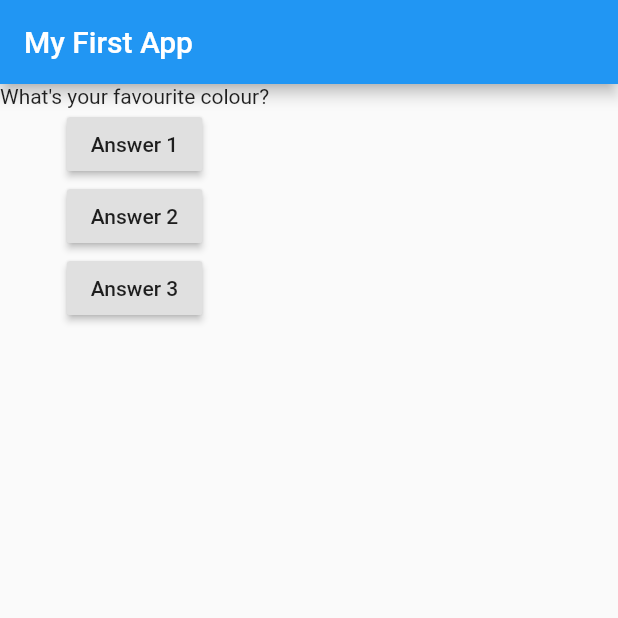
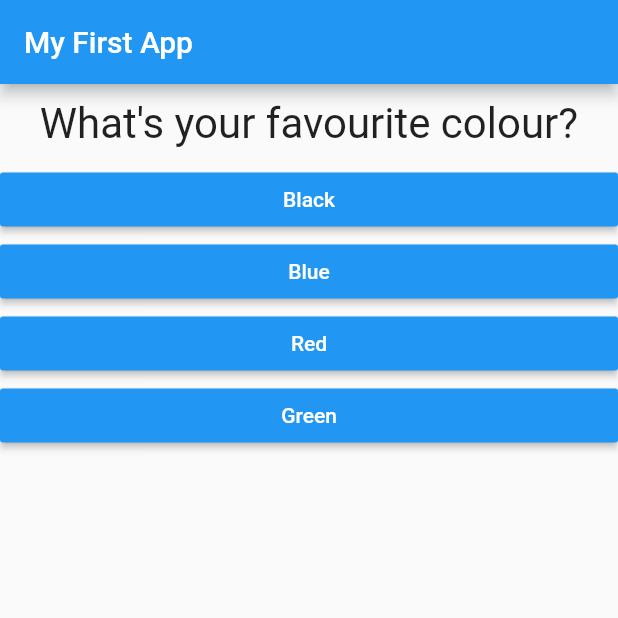
Before and after one commit to its-charan-here/Flutter-Apps, a Flutter app: the screen it shows after launch, on a phone screen of 412 x 824 dp, the top half of it. Run offline on Flutter 3.47's test engine with Material 2 defaults, Android fonts, the phone set to English and light mode, and no system bars.

Commit message:
dynamic question and answers with widgets

```diff
--- /dev/null
+++ b/practice apps/try01/lib/answer.dart
@@ -0,0 +1,19 @@
+import 'package:flutter/material.dart';
+
+class Answer extends StatelessWidget {
+  final Function selectHandler;
+  final String answerText;
+  Answer(this.selectHandler,this.answerText);
+  @override
+  Widget build(BuildContext context) {
+    return Container(
+      width: double.infinity,
+      child: RaisedButton(
+        color: Colors.blue,
+        textColor: Colors.white,
+        child: Text(answerText),
+        onPressed: selectHandler,
+      ),
+    );
+  }
+}
--- a/practice apps/try01/lib/main.dart
+++ b/practice apps/try01/lib/main.dart
@@ -1,4 +1,7 @@
 import 'package:flutter/material.dart';
+
+import './question.dart';
+import './answer.dart';
 
 // void main() {
 //   runApp(MyApp());
@@ -11,26 +14,42 @@ class MyApp extends StatefulWidget {
   @override
   State<StatefulWidget> createState() {
     // TODO: implement createState
-    return MyAppState();
+    return _MyAppState();
   }
 }
 
-class MyAppState extends State<MyApp> {
-  var questionIndex = 0;
+class _MyAppState extends State<MyApp> {
+  //adding underscore turns a public class into a private classs
+  var _questionIndex = 0;
 
-  void answerQuestion() {
+  void _answerQuestion() {
     setState(() {
-      questionIndex = questionIndex + 1;
+      _questionIndex = _questionIndex + 1;
     });
-    print(questionIndex);
+    print(_questionIndex);
     // print('Answer Chosen!');
   }
 
   @override // to make it clear that u r deliberately overriding the given class
   Widget build(BuildContext context) {
     var questions = [
-      'What\'s your favourite colour?',
-      'What\'s your favourite animal?',
+      {
+        'questionText': 'What\'s your favourite colour?',
+        'answers': ['Black', 'Blue', 'Red', 'Green'],
+      },
+      {
+        'questionText': 'What\'s your favourite pet?',
+        'answers': ['Dog', 'Cat', 'Rabbit', 'Turtle'],
+      },
+      {
+        'questionText': 'How many months have 28 days?',
+        'answers': [
+          '2',
+          '1',
+          'All of them',
+          'Depends if there\'s a leap year or not'
+        ],
+      }
     ];
     return MaterialApp(
       home: Scaffold(
@@ -39,22 +58,14 @@ class MyAppState extends State<MyApp> {
         ),
         body: Column(
           children: [
-            Text(questions[questionIndex]),
-            RaisedButton(
-              child: Text('Answer 1'),
-              onPressed: answerQuestion,
+            Question(
+              questions[_questionIndex]['questionText'],
             ),
-            RaisedButton(
-              child: Text('Answer 2'),
-              onPressed: () => print('Answer 2 chosen!'),
-            ),
-            RaisedButton(
-              child: Text('Answer 3'),
-              onPressed: () {
-                //...
-                print('Answer 3 chosen!');
-              },
-            ),
+            ...(questions[_questionIndex]['answers'] as List<String>)
+                .map((answer) {
+              // print(answer);
+              return Answer(_answerQuestion, answer);
+            }).toList()
           ],
         ),
       ),
--- /dev/null
+++ b/practice apps/try01/lib/question.dart
@@ -0,0 +1,18 @@
+import 'package:flutter/material.dart';
+
+class Question extends StatelessWidget {
+  final String questionText;
+  Question(this.questionText);
+  @override
+  Widget build(BuildContext context) {
+    return Container(
+      width: double.infinity,
+      margin: EdgeInsets.all(10),
+      child: Text(
+        questionText,
+        style: TextStyle(fontSize: 28),
+        textAlign: TextAlign.center,
+      ),
+    );
+  }
+}
```
